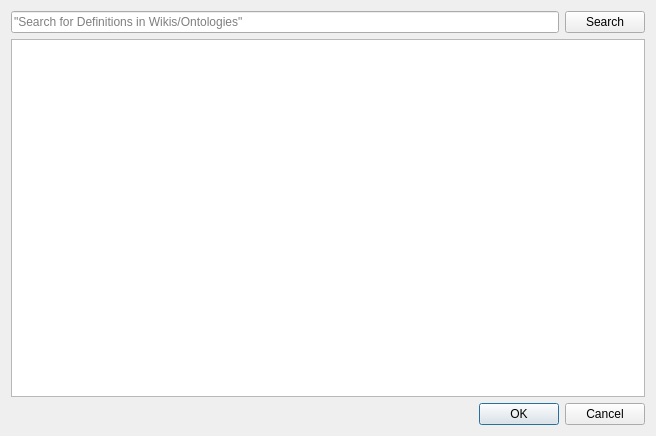
This is pasta_eln/GUI/ontology_configuration/terminology_lookup_dialog_base.ui in PASTA-ELN/pasta-eln as Qt 5 draws it before an edit. The edited form follows.
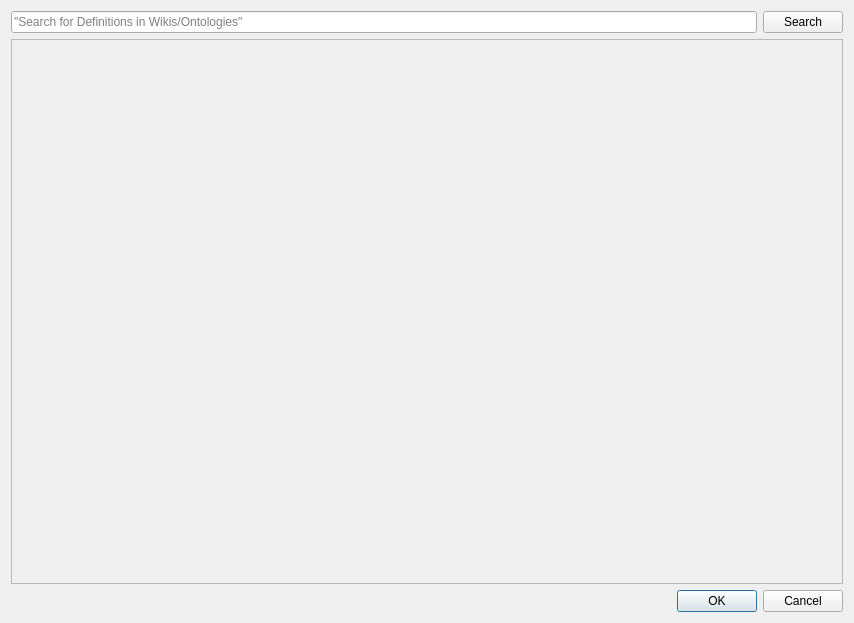
This is the edited form.

Commit message: - Added OntologyLookup and additional tests also - Modified the terminology_lookup_dialog.py to have a scroll area instead of listView, added necessary tests also

What changed in the file:
```diff
--- a/pasta_eln/GUI/ontology_configuration/terminology_lookup_dialog_base.ui
+++ b/pasta_eln/GUI/ontology_configuration/terminology_lookup_dialog_base.ui
@@ -6,8 +6,8 @@
    <rect>
     <x>0</x>
     <y>0</y>
-    <width>656</width>
-    <height>436</height>
+    <width>854</width>
+    <height>623</height>
    </rect>
   </property>
   <property name="windowTitle">
@@ -50,10 +50,25 @@
      <item>
       <layout class="QHBoxLayout" name="listViewHorizontalLayout">
        <item>
-        <widget class="QListView" name="terminologyListView">
-         <property name="toolTip">
-          <string>Lists all the retrieved results from the various sites</string>
+        <widget class="QScrollArea" name="scrollArea">
+         <property name="widgetResizable">
+          <bool>true</bool>
          </property>
+         <widget class="QWidget" name="scrollAreaWidgetContents">
+          <property name="geometry">
+           <rect>
+            <x>0</x>
+            <y>0</y>
+            <width>830</width>
+            <height>535</height>
+           </rect>
+          </property>
+          <layout class="QGridLayout" name="gridLayout_2">
+           <item row="0" column="0">
+            <layout class="QVBoxLayout" name="scrollAreaContentsVerticalLayout"/>
+           </item>
+          </layout>
+         </widget>
         </widget>
        </item>
       </layout>
```
Left out of the diff: 2 changed lines with no effect on the pictures. The commit also changes 11 other files.
